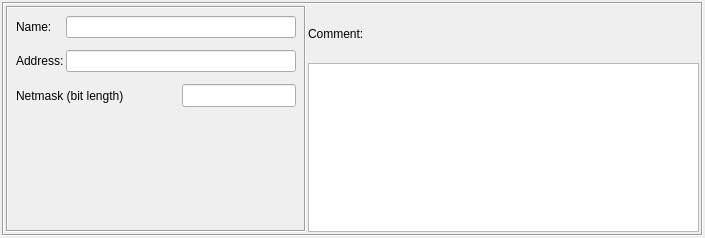
First picture: the form in src/gui/networkdialogipv6_q.ui, repository fwbuilder/fwbuilder, before the edit.
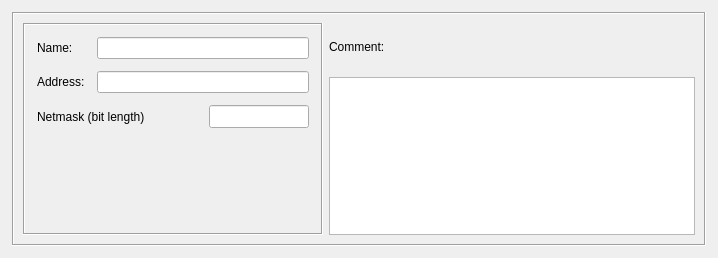
Second picture: the form after the edit.

Commit message: See #501 Finally cleaned up dialog layout for all object dialogs. Had to remove default margin and spacing in the "form setting" for each dialog

Diff of the .ui file:
```diff
--- a/src/gui/networkdialogipv6_q.ui
+++ b/src/gui/networkdialogipv6_q.ui
@@ -8,8 +8,8 @@
    <rect>
     <x>0</x>
     <y>0</y>
-    <width>705</width>
-    <height>238</height>
+    <width>718</width>
+    <height>258</height>
    </rect>
   </property>
   <property name="sizePolicy" >
@@ -23,7 +23,10 @@
   </property>
   <layout class="QGridLayout" name="gridLayout_2" >
    <property name="margin" >
-    <number>2</number>
+    <number>12</number>
+   </property>
+   <property name="spacing" >
+    <number>12</number>
    </property>
    <item row="0" column="0" >
     <widget class="QFrame" name="frame7" >
@@ -67,11 +70,11 @@
          <enum>QFrame::Sunken</enum>
         </property>
         <layout class="QGridLayout" name="gridLayout_3" >
-         <property name="verticalSpacing" >
-          <number>12</number>
-         </property>
          <property name="margin" >
-          <number>8</number>
+          <number>12</number>
+         </property>
+         <property name="spacing" >
+          <number>12</number>
          </property>
          <item row="0" column="0" >
           <widget class="QLabel" name="textLabel1" >
@@ -207,7 +210,6 @@
    </item>
   </layout>
  </widget>
- <layoutdefault spacing="2" margin="2" />
  <tabstops>
   <tabstop>obj_name</tabstop>
   <tabstop>address</tabstop>
```
Left out of the diff: 1 changed line with no effect on the pictures. The commit also changes 30 other files.
